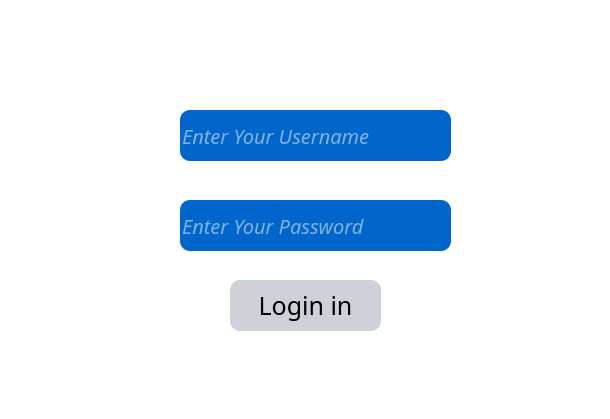
This is UI/login.ui in Orchardxyz/NCSAS as Qt 5 draws it before an edit. The edited form follows.
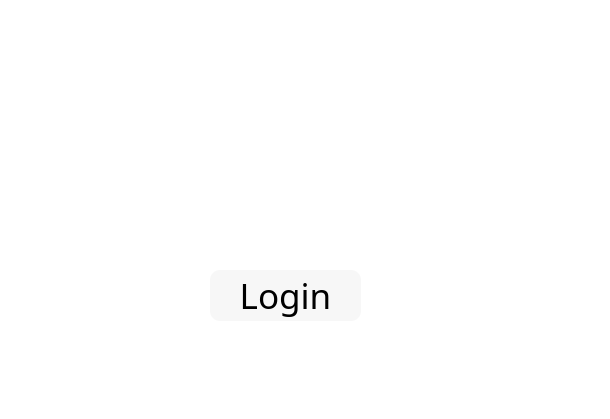
This is the edited form. Icons and pictures are not drawn.

Commit message: 更改客户端界面整体架构及部分样式

What changed in the file:
```diff
--- a/UI/login.ui
+++ b/UI/login.ui
@@ -33,18 +33,18 @@
 	background-image: url(':/image/computer3.jpg')
 }
 QLineEdit {
-	/*color: #8d98a1;*/
 	color: #FFFFFF;
-	font-size: 20px;
+	font-size: 23px;
 	font-style: Italic bold;
 	border-style: outset;
 	border-radius: 10px;
-	/*background-color: #405361;*/
-	background-color: #0066CC;
+	background-color: transparent;
+	border: 2px solid rgba(255,255,255, 0.2); 
 }
 QPushButton {
-	font-size: 25px;
-	background: #ced1d8;
+	font-size: 35px;
+	font-style: bold;
+	background: #F7F7F7;
 	border-style: outset;
 	border-radius: 10px;
 }
@@ -72,21 +72,21 @@
    <widget class="QPushButton" name="pushButton">
     <property name="geometry">
      <rect>
-      <x>230</x>
-      <y>280</y>
+      <x>210</x>
+      <y>270</y>
       <width>151</width>
       <height>51</height>
      </rect>
     </property>
     <property name="text">
-     <string>Login in</string>
+     <string>Login</string>
     </property>
    </widget>
    <widget class="QLineEdit" name="lineEdit">
     <property name="geometry">
      <rect>
-      <x>180</x>
-      <y>110</y>
+      <x>160</x>
+      <y>100</y>
       <width>271</width>
       <height>51</height>
      </rect>
@@ -98,8 +98,8 @@
    <widget class="QLineEdit" name="lineEdit_2">
     <property name="geometry">
      <rect>
-      <x>180</x>
-      <y>200</y>
+      <x>160</x>
+      <y>190</y>
       <width>271</width>
       <height>51</height>
      </rect>
```
Left out of the diff: 4 changed lines with no effect on the pictures. The commit also changes 6 other files.
